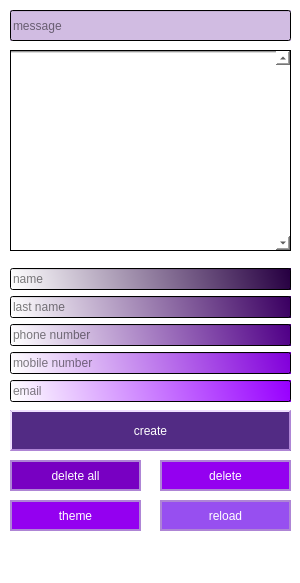
First picture: the form in design.ui, repository Atousa-Niazi/OSL-T16, before the edit.
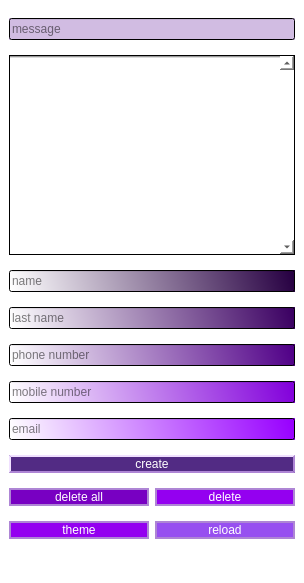
Second picture: the form after the edit.

What changed in the file:
```diff
--- a/design.ui
+++ b/design.ui
@@ -6,7 +6,7 @@
    <rect>
     <x>0</x>
     <y>0</y>
-    <width>300</width>
+    <width>304</width>
     <height>583</height>
    </rect>
   </property>
@@ -23,110 +23,19 @@
    <string notr="true">background-color: rgb(255, 255, 255);</string>
   </property>
   <widget class="QWidget" name="centralwidget">
-   <widget class="QLineEdit" name="btn_name">
-    <property name="geometry">
-     <rect>
-      <x>10</x>
-      <y>268</y>
-      <width>281</width>
-      <height>22</height>
-     </rect>
-    </property>
+   <layout class="QGridLayout" name="gridLayout">
+    <item row="0" column="0" colspan="2">
+     <widget class="QLineEdit" name="message">
     <property name="styleSheet">
-     <string notr="true">background-color: qlineargradient(spread:pad, x1:1, y1:0.511, x2:0, y2:0.534, stop:0 rgba(39, 0, 66, 255), stop:1 rgba(255, 255, 255, 255));</string>
-    </property>
-    <property name="text">
-     <string/>
-    </property>
+       <string notr="true">background-color: qlineargradient(spread:pad, x1:1, y1:1, x2:1, y2:1, stop:0 rgba(81, 0, 143, 67), stop:1 rgba(255, 255, 255, 255));</string>
+      </property>
     <property name="placeholderText">
-     <string>name</string>
-    </property>
-   </widget>
-   <widget class="QLineEdit" name="btn_L_name">
-    <property name="geometry">
-     <rect>
-      <x>10</x>
-      <y>296</y>
-      <width>281</width>
-      <height>22</height>
-     </rect>
-    </property>
-    <property name="styleSheet">
-     <string notr="true">background-color: qlineargradient(spread:pad, x1:1, y1:0.511, x2:0, y2:0.534, stop:0 rgba(59, 0, 98, 255), stop:1 rgba(255, 255, 255, 255));</string>
-    </property>
-    <property name="text">
-     <string/>
-    </property>
-    <property name="placeholderText">
-     <string>last name</string>
-    </property>
-   </widget>
-   <widget class="QLineEdit" name="btn_p_number">
-    <property name="geometry">
-     <rect>
-      <x>10</x>
-      <y>324</y>
-      <width>281</width>
-      <height>22</height>
-     </rect>
-    </property>
-    <property name="styleSheet">
-     <string notr="true">background-color: qlineargradient(spread:pad, x1:1, y1:0.511, x2:0, y2:0.534, stop:0 rgba(80, 0, 135, 255), stop:1 rgba(255, 255, 255, 255));</string>
-    </property>
-    <property name="text">
-     <string/>
-    </property>
-    <property name="placeholderText">
-     <string>phone number</string>
-    </property>
-   </widget>
-   <widget class="QLineEdit" name="btn_m_number">
-    <property name="geometry">
-     <rect>
-      <x>10</x>
-      <y>352</y>
-      <width>281</width>
-      <height>22</height>
-     </rect>
-    </property>
-    <property name="styleSheet">
-     <string notr="true">background-color: qlineargradient(spread:pad, x1:1, y1:0.511, x2:0, y2:0.534, stop:0 rgba(130, 0, 219, 255), stop:1 rgba(255, 255, 255, 255));</string>
-    </property>
-    <property name="text">
-     <string/>
-    </property>
-    <property name="placeholderText">
-     <string>mobile number</string>
-    </property>
-   </widget>
-   <widget class="QLineEdit" name="btn_email">
-    <property name="geometry">
-     <rect>
-      <x>10</x>
-      <y>380</y>
-      <width>281</width>
-      <height>22</height>
-     </rect>
-    </property>
-    <property name="styleSheet">
-     <string notr="true">background-color: qlineargradient(spread:pad, x1:1, y1:0.511, x2:0, y2:0.534, stop:0 rgba(152, 0, 255, 255), stop:1 rgba(255, 255, 255, 255));</string>
-    </property>
-    <property name="text">
-     <string/>
-    </property>
-    <property name="placeholderText">
-     <string>email</string>
-    </property>
-   </widget>
+       <string>message</string>
+      </property>
+     </widget>
+    </item>
+    <item row="1" column="0" colspan="2">
    <widget class="QScrollArea" name="scrollArea">
-    <property name="geometry">
-     <rect>
-      <x>10</x>
-      <y>50</y>
-      <width>281</width>
-      <height>201</height>
-     </rect>
-    </property>
     <property name="sizePolicy">
      <sizepolicy hsizetype="Preferred" vsizetype="Fixed">
       <horstretch>0</horstretch>
@@ -136,19 +45,19 @@
     <property name="minimumSize">
      <size>
       <width>0</width>
-      <height>100</height>
+        <height>200</height>
      </size>
     </property>
     <property name="font">
      <font>
-      <family>Segoe UI</family>
-      <pointsize>23</pointsize>
+        <pointsize>12</pointsize>
+        <italic>false</italic>
       <bold>false</bold>
      </font>
     </property>
     <property name="styleSheet">
      <string notr="true">background-color: qlineargradient(spread:pad, x1:0, y1:0, x2:0, y2:0.011, stop:0 rgba(44, 44, 44, 137), stop:1 rgba(255, 255, 255, 255));
-alternate-background-color: rgb(70, 53, 85);</string>
+font: 400 12pt &quot;Segoe UI&quot;;</string>
     </property>
     <property name="verticalScrollBarPolicy">
      <enum>Qt::ScrollBarAlwaysOn</enum>
@@ -167,8 +76,8 @@
       <rect>
        <x>0</x>
        <y>0</y>
-       <width>262</width>
-       <height>199</height>
+         <width>267</width>
+         <height>198</height>
       </rect>
      </property>
      <layout class="QVBoxLayout" name="verticalLayout_2">
@@ -185,15 +94,89 @@
      </layout>
     </widget>
    </widget>
+    </item>
+    <item row="2" column="0" colspan="2">
+     <widget class="QLineEdit" name="btn_name">
+      <property name="styleSheet">
+       <string notr="true">background-color: qlineargradient(spread:pad, x1:1, y1:0.511, x2:0, y2:0.534, stop:0 rgba(39, 0, 66, 255), stop:1 rgba(255, 255, 255, 255));</string>
+      </property>
+      <property name="text">
+       <string/>
+      </property>
+      <property name="placeholderText">
+       <string>name</string>
+      </property>
+     </widget>
+    </item>
+    <item row="3" column="0" colspan="2">
+     <widget class="QLineEdit" name="btn_L_name">
+      <property name="styleSheet">
+       <string notr="true">background-color: qlineargradient(spread:pad, x1:1, y1:0.511, x2:0, y2:0.534, stop:0 rgba(59, 0, 98, 255), stop:1 rgba(255, 255, 255, 255));</string>
+      </property>
+      <property name="text">
+       <string/>
+      </property>
+      <property name="placeholderText">
+       <string>last name</string>
+      </property>
+     </widget>
+    </item>
+    <item row="4" column="0" colspan="2">
+     <widget class="QLineEdit" name="btn_p_number">
+      <property name="styleSheet">
+       <string notr="true">background-color: qlineargradient(spread:pad, x1:1, y1:0.511, x2:0, y2:0.534, stop:0 rgba(80, 0, 135, 255), stop:1 rgba(255, 255, 255, 255));</string>
+      </property>
+      <property name="text">
+       <string/>
+      </property>
+      <property name="placeholderText">
+       <string>phone number</string>
+      </property>
+     </widget>
+    </item>
+    <item row="5" column="0" colspan="2">
+     <widget class="QLineEdit" name="btn_m_number">
+      <property name="styleSheet">
+       <string notr="true">background-color: qlineargradient(spread:pad, x1:1, y1:0.511, x2:0, y2:0.534, stop:0 rgba(130, 0, 219, 255), stop:1 rgba(255, 255, 255, 255));</string>
+      </property>
+      <property name="text">
+       <string/>
+      </property>
+      <property name="placeholderText">
+       <string>mobile number</string>
+      </property>
+     </widget>
+    </item>
+    <item row="6" column="0" colspan="2">
+     <widget class="QLineEdit" name="btn_email">
+      <property name="styleSheet">
+       <string notr="true">background-color: qlineargradient(spread:pad, x1:1, y1:0.511, x2:0, y2:0.534, stop:0 rgba(152, 0, 255, 255), stop:1 rgba(255, 255, 255, 255));</string>
+      </property>
+      <property name="text">
+       <string/>
+      </property>
+      <property name="placeholderText">
+       <string>email</string>
+      </property>
+     </widget>
+    </item>
+    <item row="7" column="0" colspan="2">
+     <widget class="QPushButton" name="btn_create">
+      <property name="styleSheet">
+       <string notr="true">color: rgb(255, 255, 255);
+border-color: rgb(174, 133, 213);
+border-style: outset;
+border-width: 2px;
+background-color: rgb(82, 43, 132);
+font: 700 22pt &quot;Georgia&quot;;</string>
+      </property>
+      <property name="text">
+       <string>create</string>
+      </property>
+     </widget>
+    </item>
+    <item row="8" column="0">
    <widget class="QPushButton" name="btn_delall">
-    <property name="geometry">
-     <rect>
-      <x>10</x>
-      <y>460</y>
-      <width>131</width>
-      <height>31</height>
-     </rect>
-    </property>
     <property name="styleSheet">
      <string notr="true">color: rgb(255, 255, 255);
 border-color: rgb(174, 133, 213);
@@ -206,15 +189,9 @@
      <string>delete all</string>
     </property>
    </widget>
+    </item>
+    <item row="8" column="1">
    <widget class="QPushButton" name="btn_del">
-    <property name="geometry">
-     <rect>
-      <x>160</x>
-      <y>460</y>
-      <width>131</width>
-      <height>31</height>
-     </rect>
-    </property>
     <property name="styleSheet">
      <string notr="true">color: rgb(255, 255, 255);
 border-color: rgb(174, 133, 213);
@@ -227,15 +204,24 @@
      <string>delete</string>
     </property>
    </widget>
+    </item>
+    <item row="9" column="0">
+     <widget class="QPushButton" name="btn_theme">
+      <property name="styleSheet">
+       <string notr="true">color: rgb(255, 255, 255);
+border-color: rgb(174, 133, 213);
+border-style: solid;
+border-width: 2px;
+background-color: rgb(148, 0, 240);
+font: 500 14pt &quot;Georgia&quot;;</string>
+      </property>
+      <property name="text">
+       <string>theme</string>
+      </property>
+     </widget>
+    </item>
+    <item row="9" column="1">
    <widget class="QPushButton" name="btn_reload">
-    <property name="geometry">
-     <rect>
-      <x>160</x>
-      <y>500</y>
-      <width>131</width>
-      <height>31</height>
-     </rect>
-    </property>
     <property name="styleSheet">
      <string notr="true">color: rgb(255, 255, 255);
 border-color: rgb(174, 133, 213);
@@ -248,64 +234,8 @@
      <string>reload</string>
     </property>
    </widget>
-   <widget class="QPushButton" name="btn_create">
-    <property name="geometry">
-     <rect>
-      <x>10</x>
-      <y>410</y>
-      <width>281</width>
-      <height>41</height>
-     </rect>
-    </property>
-    <property name="styleSheet">
-     <string notr="true">color: rgb(255, 255, 255);
-border-color: rgb(174, 133, 213);
-border-style: outset;
-border-width: 2px;
-background-color: rgb(82, 43, 132);
-font: 700 22pt &quot;Georgia&quot;;</string>
-    </property>
-    <property name="text">
-     <string>create</string>
-    </property>
-   </widget>
-   <widget class="QLineEdit" name="message">
-    <property name="geometry">
-     <rect>
-      <x>10</x>
-      <y>10</y>
-      <width>281</width>
-      <height>31</height>
-     </rect>
-    </property>
-    <property name="styleSheet">
-     <string notr="true">background-color: qlineargradient(spread:pad, x1:1, y1:1, x2:1, y2:1, stop:0 rgba(81, 0, 143, 67), stop:1 rgba(255, 255, 255, 255));</string>
-    </property>
-    <property name="placeholderText">
-     <string>message</string>
-    </property>
-   </widget>
-   <widget class="QPushButton" name="btn_theme">
-    <property name="geometry">
-     <rect>
-      <x>10</x>
-      <y>500</y>
-      <width>131</width>
-      <height>31</height>
-     </rect>
-    </property>
-    <property name="styleSheet">
-     <string notr="true">color: rgb(255, 255, 255);
-border-color: rgb(174, 133, 213);
-border-style: solid;
-border-width: 2px;
-background-color: rgb(148, 0, 240);
-font: 500 14pt &quot;Georgia&quot;;</string>
-    </property>
-    <property name="text">
-     <string>theme</string>
-    </property>
-   </widget>
+    </item>
+   </layout>
   </widget>
   <widget class="QMenuBar" name="menubar">
    <property name="geometry">
```
Left out of the diff: 2 changed lines with no effect on the pictures. Lines whose indentation alone changed are shown as unchanged.
